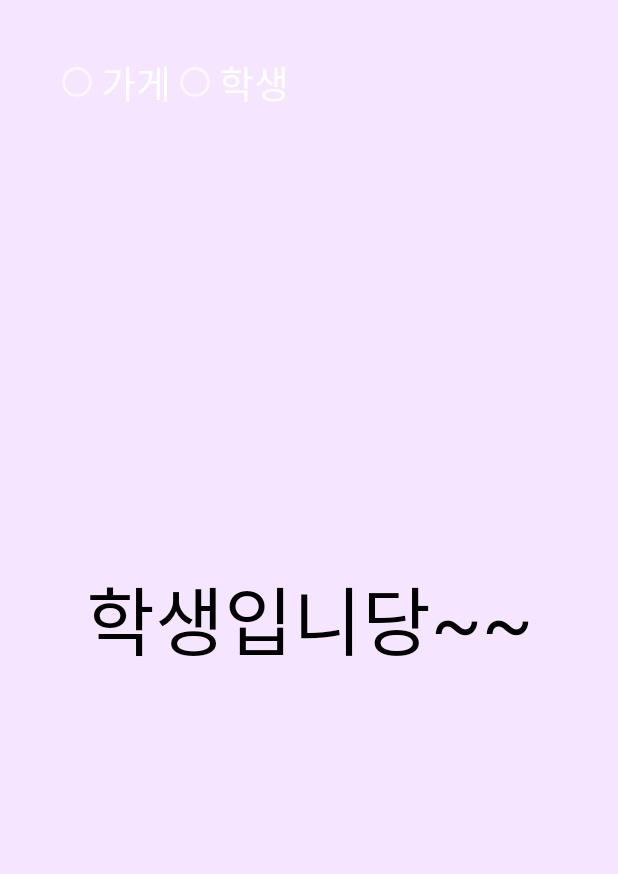
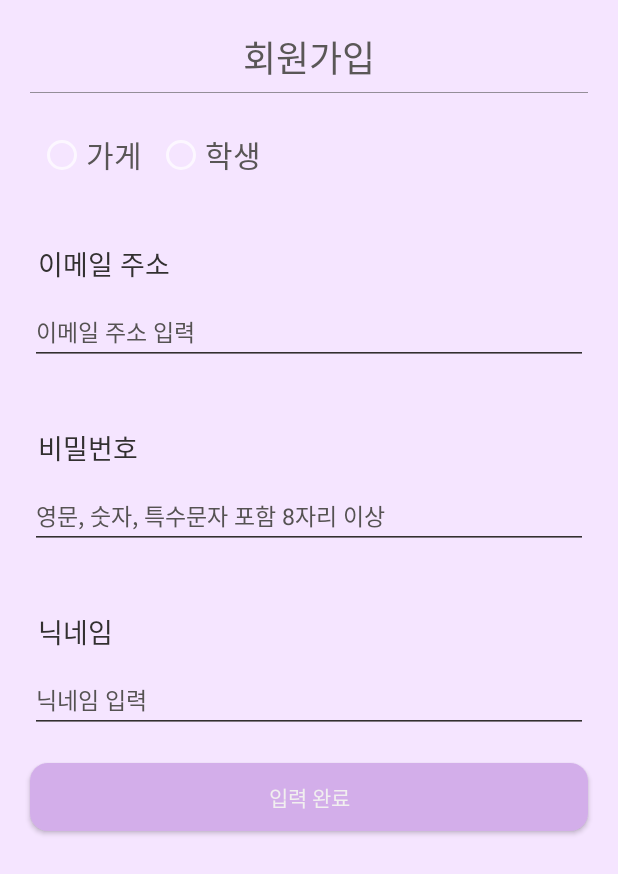
Before and after one commit to LeeJJ07/GSGS_Project, an Android app: the fragment fragment_student placed in its activity, on a phone screen of 412 x 824 dp. Shown: the top 874 px of the screen. Run offline under Robolectric (Android 15) with nearby library versions, the phone set to English and light mode, and no system bars.

Commit message:
학생 회원가입 안드로이드 스튜디오와 mysql을 php+apache 서버를 통해 연동 성공

```diff
--- a/project_gsgs/fiirst_screen/app/src/main/AndroidManifest.xml
+++ b/project_gsgs/fiirst_screen/app/src/main/AndroidManifest.xml
@@ -2,7 +2,13 @@
 <manifest xmlns:android="http://schemas.android.com/apk/res/android"
     xmlns:tools="http://schemas.android.com/tools">
 
+    <!--권한추가-->
+    <uses-permission android:name="android.permission.INTERNET"/>
+    <uses-permission android:name="android.permission.ACCESS_FINE_LOCATION"/>
+    <uses-permission android:name="android.permission.ACCESS_COARSE_LOCATION"/>
+
     <application
+        android:usesCleartextTraffic="true"
         android:allowBackup="true"
         android:dataExtractionRules="@xml/data_extraction_rules"
         android:fullBackupContent="@xml/backup_rules"
--- a/project_gsgs/fiirst_screen/app/src/main/java/com/example/fiirst_screen/fragment_store.java
+++ b/project_gsgs/fiirst_screen/app/src/main/java/com/example/fiirst_screen/fragment_store.java
@@ -19,6 +19,8 @@ public class fragment_store extends Fragment {
     @Nullable
     @Override
     public View onCreateView(@NonNull LayoutInflater inflater, @Nullable ViewGroup container, @Nullable Bundle savedInstanceState) {
+
+
         return inflater.inflate(R.layout.fragment_store,container,false);
     }
 }
--- /dev/null
+++ b/project_gsgs/fiirst_screen/app/src/main/res/drawable/button_round.xml
@@ -0,0 +1,11 @@
+<?xml version="1.0" encoding="utf-8"?>
+<shape xmlns:android="http://schemas.android.com/apk/res/android"
+    android:padding="10dp"
+    android:shape="rectangle" >
+    <solid android:color="#000000" />
+    <corners
+        android:bottomLeftRadius="12dp"
+        android:bottomRightRadius="12dp"
+        android:topLeftRadius="12dp"
+        android:topRightRadius="12dp" />
+</shape>
--- a/project_gsgs/fiirst_screen/app/src/main/res/layout/fragment_student.xml
+++ b/project_gsgs/fiirst_screen/app/src/main/res/layout/fragment_student.xml
@@ -1,18 +1,119 @@
 <?xml version="1.0" encoding="utf-8"?>
 <androidx.constraintlayout.widget.ConstraintLayout xmlns:android="http://schemas.android.com/apk/res/android"
     xmlns:app="http://schemas.android.com/apk/res-auto"
+    xmlns:tools="http://schemas.android.com/tools"
     android:layout_width="match_parent"
     android:layout_height="match_parent">
 
     <TextView
-        android:id="@+id/textView3"
-        android:layout_width="wrap_content"
+        android:id="@+id/tv_nickname"
+        android:layout_width="0dp"
         android:layout_height="wrap_content"
-        android:text="학생입니당~~"
-        android:textSize="50dp"
-        android:textColor="#000000"
-        app:layout_constraintBottom_toBottomOf="parent"
+        android:layout_marginStart="25dp"
+        android:layout_marginTop="95dp"
+        android:layout_marginEnd="25dp"
+        android:text="닉네임"
+        android:textColor="#323030"
+        android:textSize="18sp"
+        app:layout_constraintEnd_toEndOf="parent"
+        app:layout_constraintStart_toStartOf="parent"
+        app:layout_constraintTop_toBottomOf="@+id/tv_pw" />
+
+    <EditText
+        android:id="@+id/edit_nickname"
+        android:layout_width="0dp"
+        android:layout_height="wrap_content"
+        android:layout_marginStart="20dp"
+        android:layout_marginTop="10dp"
+        android:layout_marginEnd="20dp"
+        android:backgroundTint="#323030"
+        android:ems="10"
+        android:hint="닉네임 입력"
+        android:inputType="textPersonName"
+        android:textColor="#2C2B2B"
+        android:textColorHint="#555252"
+        android:textSize="15sp"
+        app:layout_constraintEnd_toEndOf="parent"
+        app:layout_constraintStart_toStartOf="parent"
+        app:layout_constraintTop_toBottomOf="@+id/tv_nickname" />
+
+    <TextView
+        android:id="@+id/tv_email"
+        android:layout_width="0dp"
+        android:layout_height="wrap_content"
+        android:layout_marginStart="25dp"
+        android:layout_marginTop="100dp"
+        android:layout_marginEnd="25dp"
+        android:text="이메일 주소"
+        android:textColor="#323030"
+        android:textSize="18sp"
         app:layout_constraintEnd_toEndOf="parent"
         app:layout_constraintStart_toStartOf="parent"
         app:layout_constraintTop_toTopOf="parent" />
+
+    <TextView
+        android:id="@+id/tv_pw"
+        android:layout_width="0dp"
+        android:layout_height="wrap_content"
+        android:layout_marginStart="25dp"
+        android:layout_marginTop="95dp"
+        android:layout_marginEnd="25dp"
+        android:text="비밀번호"
+        android:textColor="#323030"
+        android:textSize="18sp"
+        app:layout_constraintEnd_toEndOf="parent"
+        app:layout_constraintStart_toStartOf="parent"
+        app:layout_constraintTop_toBottomOf="@+id/tv_email" />
+
+    <EditText
+        android:id="@+id/edit_email"
+        android:layout_width="0dp"
+        android:layout_height="wrap_content"
+        android:layout_marginStart="20dp"
+        android:layout_marginTop="10dp"
+        android:layout_marginEnd="20dp"
+        android:backgroundTint="#323030"
+        android:ems="10"
+        android:hint="이메일 주소 입력"
+        android:inputType="textEmailAddress"
+        android:textColor="#2C2B2B"
+        android:textColorHint="#555252"
+        android:textSize="15sp"
+        app:layout_constraintEnd_toEndOf="parent"
+        app:layout_constraintStart_toStartOf="parent"
+        app:layout_constraintTop_toBottomOf="@+id/tv_email" />
+
+    <EditText
+        android:id="@+id/edit_pw"
+        android:layout_width="0dp"
+        android:layout_height="wrap_content"
+        android:layout_marginStart="20dp"
+        android:layout_marginTop="10dp"
+        android:layout_marginEnd="20dp"
+        android:backgroundTint="#323030"
+        android:ems="10"
+        android:hint="영문, 숫자, 특수문자 포함 8자리 이상"
+        android:inputType="textPassword"
+        android:textColor="#2C2B2B"
+        android:textColorHint="#555252"
+        android:textSize="15sp"
+        app:layout_constraintEnd_toEndOf="parent"
+        app:layout_constraintStart_toStartOf="parent"
+        app:layout_constraintTop_toBottomOf="@+id/tv_pw" />
+
+    <Button
+        android:id="@+id/btn_st_next"
+        android:layout_width="0dp"
+        android:layout_height="45dp"
+        android:layout_marginStart="25dp"
+        android:layout_marginTop="30dp"
+        android:layout_marginEnd="25dp"
+        android:text="입력 완료"
+        android:textColor="#F1EFEF"
+        android:backgroundTint="#D3AEEA"
+        android:background="@drawable/button_round"
+        android:layout_margin="20dp"
+        app:layout_constraintEnd_toEndOf="parent"
+        app:layout_constraintStart_toStartOf="parent"
+        app:layout_constraintTop_toBottomOf="@+id/edit_nickname" />
 </androidx.constraintlayout.widget.ConstraintLayout>
--- a/project_gsgs/fiirst_screen/app/src/main/res/layout/sign_up.xml
+++ b/project_gsgs/fiirst_screen/app/src/main/res/layout/sign_up.xml
@@ -1,23 +1,47 @@
 <?xml version="1.0" encoding="utf-8"?>
-<androidx.constraintlayout.widget.ConstraintLayout xmlns:android="http://schemas.android.com/apk/res/android"
+<LinearLayout xmlns:android="http://schemas.android.com/apk/res/android"
     xmlns:app="http://schemas.android.com/apk/res-auto"
     xmlns:tools="http://schemas.android.com/tools"
     android:layout_width="match_parent"
     android:layout_height="match_parent"
+    android:orientation="vertical"
     android:background="#F5E5FF">
+
+    <TextView
+        android:id="@+id/tv_signup"
+        android:layout_width="match_parent"
+        android:layout_height="wrap_content"
+        android:gravity="center"
+        android:textSize="24sp"
+        android:layout_marginTop="20dp"
+        android:textColor="#5A5757"
+        android:text="회원가입" />
+
+    <View
+        android:layout_width="wrap_content"
+        android:layout_height="0.3dp"
+        android:layout_marginLeft="20dp"
+        android:layout_marginTop="5dp"
+        android:layout_marginRight="20dp"
+        android:background="#9E5A5959" />
+
+    <androidx.constraintlayout.widget.ConstraintLayout
+        android:layout_width="match_parent"
+        android:layout_height="match_parent">
 
         <FrameLayout
             android:id="@+id/frame"
             android:layout_width="match_parent"
-        android:layout_height="match_parent">
-    </FrameLayout>
+            android:layout_height="match_parent"
+            tools:layout_editor_absoluteX="174dp"
+            tools:layout_editor_absoluteY="25dp"></FrameLayout>
 
         <RadioGroup
             android:id="@+id/rg_select"
             android:layout_width="wrap_content"
             android:layout_height="wrap_content"
-        android:layout_marginStart="35dp"
-        android:layout_marginTop="35dp"
+            android:layout_marginStart="25dp"
+            android:layout_marginTop="25dp"
             android:orientation="horizontal"
             app:layout_constraintEnd_toEndOf="parent"
             app:layout_constraintHorizontal_bias="0.0"
@@ -28,15 +52,21 @@
                 android:id="@+id/rb_store"
                 android:layout_width="wrap_content"
                 android:layout_height="wrap_content"
-            android:textSize="25sp"
-            android:text="가게" />
+                android:text="가게"
+                android:textColor="#595656"
+                android:textSize="20sp" />
 
             <RadioButton
                 android:id="@+id/rb_student"
                 android:layout_width="wrap_content"
                 android:layout_height="wrap_content"
-            android:textSize="25sp"
-            android:text="학생" />
+                android:layout_marginLeft="10dp"
+                android:text="학생"
+                android:textColor="#595656"
+                android:textSize="20sp" />
+
         </RadioGroup>
 
     </androidx.constraintlayout.widget.ConstraintLayout>
+
+</LinearLayout>
```
Also changed, not shown: project_gsgs/fiirst_screen/app/src/main/java/com/example/fiirst_screen/fragment_student.java (+151 -3 lines), project_gsgs/fiirst_screen/app/src/main/res/layout/fragment_store.xml (+2 -11 lines). Lines whose indentation alone changed are shown as unchanged.
